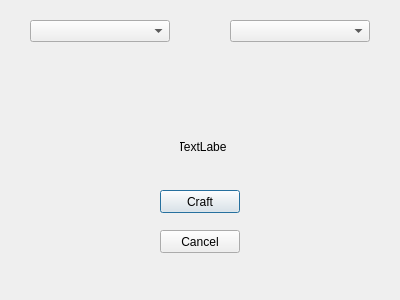
This is craftdialog.ui in Colum-Mullally/Zork as Qt 5 draws it before an edit. The edited form follows.
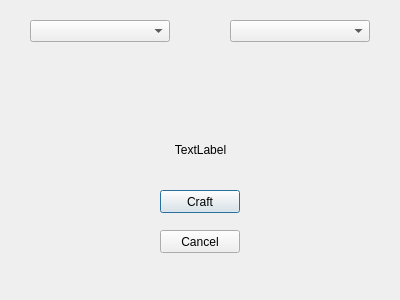
This is the edited form.

Commit message: Making Crafting look prettayyy gooooooood

Patch:
```diff
--- a/craftdialog.ui
+++ b/craftdialog.ui
@@ -80,10 +80,10 @@
   <widget class="QLabel" name="craftedItem">
    <property name="geometry">
     <rect>
-     <x>180</x>
+     <x>0</x>
      <y>140</y>
-     <width>47</width>
-     <height>13</height>
+     <width>401</width>
+     <height>20</height>
     </rect>
    </property>
    <property name="text">
```
The commit also changes 1 other file.
